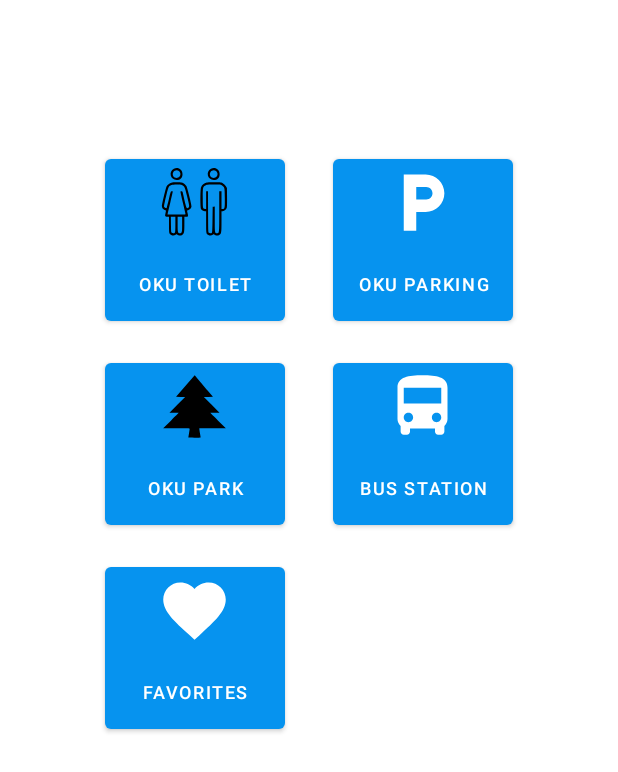
After one commit to william051200/MobileApp, an Android app: the layout fragment_facility_category.xml on its own in the app's theme, with its tools: preview values and no code run, on a phone screen of 412 x 824 dp. The commit adds this screen. Shown: the top 772 px of the screen. Run offline under Robolectric (Android 15) with nearby library versions, the phone set to English and light mode, and no system bars.

Commit message:
Added fragment facility category

```diff
--- /dev/null
+++ b/app/src/main/res/drawable/ic_bus.xml
@@ -0,0 +1,5 @@
+<vector android:height="50dp" android:tint="#FFFFFF"
+    android:viewportHeight="24" android:viewportWidth="24"
+    android:width="50dp" xmlns:android="http://schemas.android.com/apk/res/android">
+    <path android:fillColor="@android:color/white" android:pathData="M4,16c0,0.88 0.39,1.67 1,2.22L5,20c0,0.55 0.45,1 1,1h1c0.55,0 1,-0.45 1,-1v-1h8v1c0,0.55 0.45,1 1,1h1c0.55,0 1,-0.45 1,-1v-1.78c0.61,-0.55 1,-1.34 1,-2.22L20,6c0,-3.5 -3.58,-4 -8,-4s-8,0.5 -8,4v10zM7.5,17c-0.83,0 -1.5,-0.67 -1.5,-1.5S6.67,14 7.5,14s1.5,0.67 1.5,1.5S8.33,17 7.5,17zM16.5,17c-0.83,0 -1.5,-0.67 -1.5,-1.5s0.67,-1.5 1.5,-1.5 1.5,0.67 1.5,1.5 -0.67,1.5 -1.5,1.5zM18,11L6,11L6,6h12v5z"/>
+</vector>
--- /dev/null
+++ b/app/src/main/res/drawable/ic_favorite.xml
@@ -0,0 +1,5 @@
+<vector android:height="50dp" android:tint="#FFFFFF"
+    android:viewportHeight="24" android:viewportWidth="24"
+    android:width="50dp" xmlns:android="http://schemas.android.com/apk/res/android">
+    <path android:fillColor="@android:color/white" android:pathData="M12,21.35l-1.45,-1.32C5.4,15.36 2,12.28 2,8.5 2,5.42 4.42,3 7.5,3c1.74,0 3.41,0.81 4.5,2.09C13.09,3.81 14.76,3 16.5,3 19.58,3 22,5.42 22,8.5c0,3.78 -3.4,6.86 -8.55,11.54L12,21.35z"/>
+</vector>
--- /dev/null
+++ b/app/src/main/res/drawable/ic_park.xml
@@ -0,0 +1,5 @@
+<vector android:height="50dp" android:viewportHeight="225"
+    android:viewportWidth="225" android:width="50dp" xmlns:android="http://schemas.android.com/apk/res/android">
+    <path android:fillColor="#000000"
+        android:pathData="M85.1,51.2l-28,32.3 13.7,0.3 13.6,0.3 -23.4,23.4 -23.5,23.5 13.8,-0c7.5,-0 13.7,0.3 13.7,0.6 0,0.3 -10.5,10.9 -23.2,23.5l-23.3,22.8 39.8,0.1c37.1,-0 39.7,0.1 39.7,1.7 0,1 -0.9,7.1 -2,13.6 -1.1,6.5 -2,12 -2,12.3 0,0.2 8.3,0.4 18.5,0.4 10.2,-0 18.5,-0.3 18.5,-0.8 0,-0.4 -0.9,-5.7 -2,-11.7 -1.1,-6.1 -2,-12 -2,-13.3l0,-2.2 39.8,-0 39.7,-0.1 -23.2,-22.8c-12.8,-12.6 -23.3,-23.1 -23.3,-23.5 0,-0.3 6.2,-0.6 13.7,-0.6l13.8,-0 -23.5,-23.5 -23.4,-23.4 13.6,-0.3 13.7,-0.3 -16.2,-19.1c-8.9,-10.5 -21.2,-25 -27.4,-32.3l-11.2,-13.2 -28,32.3z" android:strokeColor="#00000000"/>
+</vector>
--- /dev/null
+++ b/app/src/main/res/drawable/ic_parking.xml
@@ -0,0 +1,5 @@
+<vector android:height="50dp" android:tint="#FFFFFF"
+    android:viewportHeight="24" android:viewportWidth="24"
+    android:width="50dp" xmlns:android="http://schemas.android.com/apk/res/android">
+    <path android:fillColor="@android:color/white" android:pathData="M13,3L6,3v18h4v-6h3c3.31,0 6,-2.69 6,-6s-2.69,-6 -6,-6zM13.2,11L10,11L10,7h3.2c1.1,0 2,0.9 2,2s-0.9,2 -2,2z"/>
+</vector>
--- /dev/null
+++ b/app/src/main/res/drawable/ic_toilet.xml
@@ -0,0 +1,11 @@
+<vector android:height="50dp" android:viewportHeight="200"
+    android:viewportWidth="200" android:width="50dp" xmlns:android="http://schemas.android.com/apk/res/android">
+    <path android:fillColor="#000000"
+        android:pathData="M45,10.2c-14.9,7.7 -9.5,29.8 7.4,29.8 9.4,-0 15.6,-6.2 15.6,-15.6 0,-12.3 -12.1,-19.8 -23,-14.2zM58.3,16c6.3,4.9 5.2,14.6 -1.8,17.6 -9.2,3.8 -17.9,-5.9 -13.1,-14.5 2.8,-5.1 10.4,-6.7 14.9,-3.1z" android:strokeColor="#00000000"/>
+    <path android:fillColor="#000000"
+        android:pathData="M144,10.2c-14.9,7.7 -9.5,29.8 7.4,29.8 9.4,-0 15.6,-6.2 15.6,-15.6 0,-12.3 -12.1,-19.8 -23,-14.2zM157.3,16c6.3,4.9 5.2,14.6 -1.8,17.6 -9.2,3.8 -17.9,-5.9 -13.1,-14.5 2.8,-5.1 10.4,-6.7 14.9,-3.1z" android:strokeColor="#00000000"/>
+    <path android:fillColor="#000000"
+        android:pathData="M38.5,47.1c-4.8,1.1 -10.9,5.8 -13.1,10 -2.1,4.2 -12.4,47.6 -12.4,52.5 0,5 2.7,8.8 7.5,10.5 4,1.5 3.9,1.3 2,9.4 -1.7,7.2 -1,8.5 5.1,8.5l4.4,-0 0,21.3c0,23.2 0.2,24.2 6,27.2 3.9,2 7.9,1.9 11.6,-0.4 2.8,-1.7 3.3,-1.7 4.6,-0.4 2.5,2.4 9.1,2.8 12.7,0.7 5.5,-3.3 6.1,-6 6.1,-28.3l0,-20.1 4.5,-0c5.7,-0 6.2,-1.1 4.1,-9.5 -0.9,-3.5 -1.6,-6.6 -1.6,-6.9 0,-0.2 1.2,-0.7 2.8,-1.1 4.8,-1.1 9.2,-6 9.2,-10.4 0,-5.3 -11.2,-49.7 -13.6,-53.8 -1.5,-2.6 -4.2,-5.3 -7.1,-7 -4.3,-2.5 -5.6,-2.7 -16.7,-3 -6.7,-0.1 -13.9,0.2 -16.1,0.8zM66.3,53.4c6.6,2.7 8.1,5.8 13.6,28.8 6.7,27.8 6.8,28.4 4.6,30.8 -1,1.1 -2.8,2 -4,2 -2.1,-0 -3.3,-4 -12.2,-42.8 -0.4,-1.5 -1.3,-2.2 -2.8,-2.2 -1.3,-0 -2.6,0.4 -2.9,0.8 -0.3,0.5 2.6,14 6.4,30.1 3.9,16.1 7,29.6 7,30.2 0,0.5 -9.5,0.9 -24,0.9l-24,-0 0.5,-2.3c0.3,-1.2 3.4,-14.5 7,-29.5 3.6,-15 6.5,-27.9 6.5,-28.8 0,-1.1 -0.8,-1.4 -2.7,-1.2 -2.7,0.3 -2.8,0.6 -8,22.2 -2.9,12 -5.4,22.1 -5.7,22.3 -1.2,1.2 -5.7,-1 -6.6,-3.1 -1.1,-2.9 9.6,-48.9 12.4,-53.1 3.1,-4.7 8.7,-6.5 20.9,-6.5 6.9,-0 11.9,0.5 14,1.4zM49,158.4c0,17.3 -0.2,20.7 -1.6,22 -1.9,2 -5.4,2 -8,0.2 -1.8,-1.3 -1.9,-3 -2.2,-22l-0.3,-20.6 6,-0 6.1,-0 0,20.4zM67,158.2c0,22.2 -0.4,23.8 -6.1,23.8 -5.3,-0 -5.9,-2.3 -5.9,-24.2l0,-19.8 6,-0 6,-0 0,20.2z" android:strokeColor="#00000000"/>
+    <path android:fillColor="#000000"
+        android:pathData="M132.5,46.9c-7.3,1.9 -12.3,6 -15,12.3 -2.2,5.4 -2.2,53.5 0,57.8 1.8,3.5 6.2,6 10.5,6l3,-0 0,28.8c0,31.5 0,31.6 6,34.7 3.9,2 7.9,1.9 11.6,-0.4 2.8,-1.7 3.3,-1.7 4.6,-0.4 2.5,2.4 9.1,2.8 12.7,0.7 5.8,-3.4 6.1,-5.3 6.1,-35.8l0,-27.6 3.4,-0c4.4,-0 9.2,-3.9 10.7,-8.8 0.7,-2.4 0.9,-12.3 0.7,-28.2l-0.3,-24.5 -2.8,-4.7c-1.8,-3.1 -4.4,-5.7 -7.5,-7.5 -4.6,-2.7 -5,-2.8 -22.7,-3 -9.9,-0.1 -19.3,0.2 -21,0.6zM173.6,54.6c6.9,5.1 6.9,5 7.2,32.6 0.3,28 0,29.8 -5.8,29.8l-3,-0 0,-23.5 0,-23.5 -3,-0 -3,-0 0,54.2c0,59.6 0.2,57.8 -6.1,57.8 -5.7,-0 -5.9,-1.1 -5.9,-37.8l0,-33.3 -2.7,0.3 -2.8,0.3 -0.5,34.3c-0.4,29 -0.7,34.4 -2,35.2 -2.2,1.4 -5.3,1.2 -7.6,-0.4 -1.8,-1.4 -1.9,-3.3 -2.2,-56l-0.2,-54.6 -2.5,-0 -2.5,-0 0,23.5 0,23.5 -2.9,-0c-6,-0 -6.1,-0.6 -6.1,-28.8 0,-29.4 0.3,-30.6 8.3,-34.3 3.8,-1.7 6.1,-1.9 22.4,-1.7 16.5,0.3 18.4,0.5 20.9,2.4z" android:strokeColor="#00000000"/>
+</vector>
--- /dev/null
+++ b/app/src/main/res/layout/fragment_facility_category.xml
@@ -0,0 +1,79 @@
+<?xml version="1.0" encoding="utf-8"?>
+<androidx.constraintlayout.widget.ConstraintLayout xmlns:android="http://schemas.android.com/apk/res/android"
+    xmlns:app="http://schemas.android.com/apk/res-auto"
+    xmlns:tools="http://schemas.android.com/tools"
+    android:id="@+id/frameLayout3"
+    android:layout_width="match_parent"
+    android:layout_height="match_parent"
+    tools:context=".FacilityCategory">
+
+    <Button
+        android:id="@+id/btn_BusStop_Category"
+        android:layout_width="120dp"
+        android:layout_height="120dp"
+        android:layout_marginTop="16dp"
+        android:layout_marginEnd="70dp"
+        android:layout_marginRight="70dp"
+        android:drawableTop="@drawable/ic_bus"
+        android:text="@string/bus_station_label"
+        android:textSize="12sp"
+        app:backgroundTint="#0693EF"
+        app:layout_constraintEnd_toEndOf="parent"
+        app:layout_constraintTop_toBottomOf="@+id/btn_Parking_Category" />
+
+    <Button
+        android:id="@+id/btn_Park_Category"
+        android:layout_width="120dp"
+        android:layout_height="120dp"
+        android:layout_marginStart="70dp"
+        android:layout_marginLeft="70dp"
+        android:layout_marginTop="16dp"
+        android:drawableTop="@drawable/ic_park"
+        android:text="@string/okuPark_label"
+        android:textSize="12sp"
+        app:backgroundTint="#0693EF"
+        app:layout_constraintStart_toStartOf="parent"
+        app:layout_constraintTop_toBottomOf="@+id/btn_Toilet_Category" />
+
+    <Button
+        android:id="@+id/btn_Parking_Category"
+        android:layout_width="120dp"
+        android:layout_height="120dp"
+        android:layout_marginTop="100dp"
+        android:layout_marginEnd="70dp"
+        android:layout_marginRight="70dp"
+        android:drawableTop="@drawable/ic_parking"
+        android:text="@string/okuParking_label"
+        android:textSize="12sp"
+        app:backgroundTint="#0693EF"
+        app:layout_constraintEnd_toEndOf="parent"
+        app:layout_constraintTop_toTopOf="parent" />
+
+    <Button
+        android:id="@+id/btn_Favorite_Category"
+        android:layout_width="120dp"
+        android:layout_height="120dp"
+        android:layout_marginStart="70dp"
+        android:layout_marginLeft="70dp"
+        android:layout_marginTop="16dp"
+        android:drawableTop="@drawable/ic_favorite"
+        android:text="@string/favorites_label"
+        android:textSize="12sp"
+        app:backgroundTint="#0693EF"
+        app:layout_constraintStart_toStartOf="parent"
+        app:layout_constraintTop_toBottomOf="@+id/btn_Park_Category" />
+
+    <Button
+        android:id="@+id/btn_Toilet_Category"
+        android:layout_width="120dp"
+        android:layout_height="120dp"
+        android:layout_marginStart="70dp"
+        android:layout_marginLeft="70dp"
+        android:layout_marginTop="100dp"
+        android:drawableTop="@drawable/ic_toilet"
+        android:text="@string/okuToilet_label"
+        android:textSize="12sp"
+        app:backgroundTint="#0693EF"
+        app:layout_constraintStart_toStartOf="parent"
+        app:layout_constraintTop_toTopOf="parent" />
+</androidx.constraintlayout.widget.ConstraintLayout>
--- a/app/src/main/res/values/strings.xml
+++ b/app/src/main/res/values/strings.xml
@@ -54,6 +54,11 @@
     <string-array name="spinner_oku_feature">
         <item>None</item>
     </string-array>
-    <!-- TODO: Remove or change this placeholder text -->
-    <string name="hello_blank_fragment">Hello blank fragment</string>
+
+    // Facility Category
+    <string name="okuToilet_label">OKU Toilet</string>
+    <string name="okuParking_label">OKU Parking</string>
+    <string name="okuPark_label">OKU Park</string>
+    <string name="bus_station_label">Bus Station</string>
+    <string name="favorites_label">Favorites</string>
 </resources>
```
